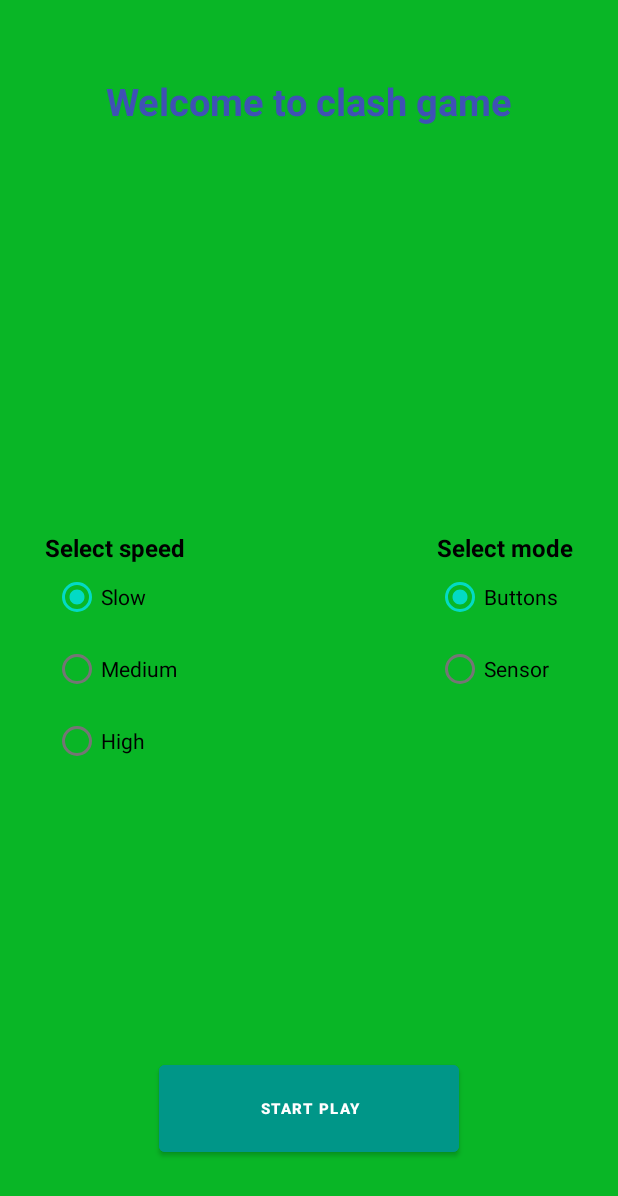
After one commit to Gabriel-Gershberg-Dev/Collision_game_sub2, an Android app: the layout menu.xml on its own in the app's theme, with its tools: preview values and no code run, on a phone screen of 412 x 824 dp. The commit adds this screen. Shown: the top 1196 px of the screen. Run offline under Robolectric (Android 15) with nearby library versions, the phone set to English and light mode, and no system bars.

Commit message:
Scores sorted Menu added + functionality

```diff
--- a/app/src/main/java/com/example/exc2final/GameManager.java
+++ b/app/src/main/java/com/example/exc2final/GameManager.java
@@ -7,7 +7,8 @@ import java.util.concurrent.ThreadLocalRandom;
 public class GameManager {
 
 
-    private  final int COIN_SCORE = 10 ;
+    private  final int COIN_SCORE = 30 ;
+    private final int EVERY_SECOND_SCORE=2;
     private int wrong = 0;
     private int life;
     public enum Direction {DOWN, RIGHT, LEFT}
@@ -90,6 +91,9 @@ public class GameManager {
     public void addCoinScore(){
         this.score+=COIN_SCORE;
     }
+    public void addTimeScore(){
+        this.score+=EVERY_SECOND_SCORE;
+    }
 
     public boolean[][] getCurrentOn() {
         boolean[][] isOnMat = new boolean[objects.size()][objects.get(0).size()];
--- a/app/src/main/res/drawable/ic_coin.xml
+++ b/app/src/main/res/drawable/ic_coin.xml
@@ -1,7 +1,7 @@
 <?xml version="1.0" encoding="utf-8"?>
 <vector xmlns:android="http://schemas.android.com/apk/res/android"
-    android:width="44dp"
-    android:height="44dp"
+    android:width="20dp"
+    android:height="20dp"
     android:viewportWidth="44"
     android:viewportHeight="44">
 
--- /dev/null
+++ b/app/src/main/res/layout/menu.xml
@@ -0,0 +1,110 @@
+<?xml version="1.0" encoding="utf-8"?>
+<RelativeLayout xmlns:android="http://schemas.android.com/apk/res/android"
+    android:layout_width="match_parent"
+    android:layout_height="match_parent"
+    xmlns:app="http://schemas.android.com/apk/res-auto">
+    <androidx.appcompat.widget.AppCompatImageView
+        android:id="@+id/war_IMG_background"
+        android:layout_width="match_parent"
+        android:layout_height="match_parent"
+        android:scaleType="centerCrop"
+        android:background="#09B626" />
+
+    <RadioGroup
+        android:layout_width="wrap_content"
+        android:layout_height="wrap_content"
+        android:id="@+id/menu_radioGroupLevel"
+        android:layout_alignTop="@+id/menu_radioGroupSensor"
+        android:layout_marginTop="20dp"
+        android:layout_centerVertical="true"
+        android:layout_marginStart="35dp">
+
+
+
+
+        <com.google.android.material.radiobutton.MaterialRadioButton
+            android:id="@+id/radio_Speed_one"
+            android:layout_width="wrap_content"
+            android:layout_height="wrap_content"
+            android:text="Slow"
+            android:checked="true"/>
+
+        <com.google.android.material.radiobutton.MaterialRadioButton
+            android:id="@+id/radio_Speed_two"
+            android:layout_width="wrap_content"
+            android:layout_height="wrap_content"
+            android:text="Medium" />
+
+        <com.google.android.material.radiobutton.MaterialRadioButton
+            android:id="@+id/radio_Speed_three"
+            android:layout_width="wrap_content"
+            android:layout_height="wrap_content"
+            android:text="High" />
+
+    </RadioGroup>
+
+    <RadioGroup
+        android:layout_width="wrap_content"
+        android:layout_height="wrap_content"
+        android:id="@+id/menu_radioGroupSensor"
+        android:layout_centerVertical="true"
+        android:layout_alignParentEnd="true"
+        android:paddingTop="20dp"
+        android:layout_marginEnd="40dp">
+
+
+        <com.google.android.material.radiobutton.MaterialRadioButton
+            android:id="@+id/radio_sensor_one"
+            android:layout_width="wrap_content"
+            android:layout_height="wrap_content"
+            android:text="Buttons"
+            android:checked="true"/>
+
+        <com.google.android.material.radiobutton.MaterialRadioButton
+            android:id="@+id/radio_sensor_tow"
+            android:layout_width="wrap_content"
+            android:layout_height="wrap_content"
+            android:text="Sensor"/>
+
+    </RadioGroup>
+
+    <com.google.android.material.textview.MaterialTextView
+        android:layout_width="wrap_content"
+        android:layout_height="wrap_content"
+        android:layout_centerHorizontal="true"
+        android:text="Welcome to clash game"
+        android:textStyle="bold"
+        android:textColor="#3F51B5"
+        android:textSize="25sp"
+        android:layout_marginTop="50dp"/>
+    <com.google.android.material.textview.MaterialTextView
+        android:layout_width="wrap_content"
+        android:layout_height="wrap_content"
+        android:layout_alignTop="@+id/menu_radioGroupSensor"
+        android:text="Select speed"
+        android:layout_marginLeft="30dp"
+        android:textStyle="bold"
+        android:textColor="#000000"
+        android:textSize="16sp" />
+    <com.google.android.material.textview.MaterialTextView
+        android:layout_width="wrap_content"
+        android:layout_height="wrap_content"
+        android:layout_alignTop="@+id/menu_radioGroupSensor"
+        android:text="Select mode"
+        android:layout_alignParentEnd="true"
+        android:layout_marginEnd="30dp"
+        android:textStyle="bold"
+        android:textColor="#000000"
+        android:textSize="16sp" />
+    <com.google.android.material.button.MaterialButton
+        android:id="@+id/menu_btn_start"
+        android:layout_width="200dp"
+        android:layout_height="70dp"
+        android:layout_alignParentBottom="true"
+        android:layout_centerHorizontal="true"
+        android:layout_marginBottom="50dp"
+        android:text="Start play"
+        android:textSize="10sp"
+        android:textStyle="bold"
+        android:backgroundTint="#009688"/>
+</RelativeLayout>
```
Also changed, not shown: app/src/main/AndroidManifest.xml (+16 -0 lines), app/src/main/java/com/example/exc2final/MainActivity.java (+99 -9 lines), app/src/main/java/com/example/exc2final/MenuActivity.java (added, +48 -0 lines), app/src/main/java/com/example/exc2final/SPV3.java (added, +67 -0 lines), app/src/main/java/com/example/exc2final/ScoreActivity.java (added, +97 -0 lines), app/src/main/java/com/example/exc2final/SensorMovement.java (added, +81 -0 lines), app/src/main/res/layout/activity_game.xml (+16 -6 lines), app/src/main/res/layout/activity_score.xml (added, +20 -0 lines).
